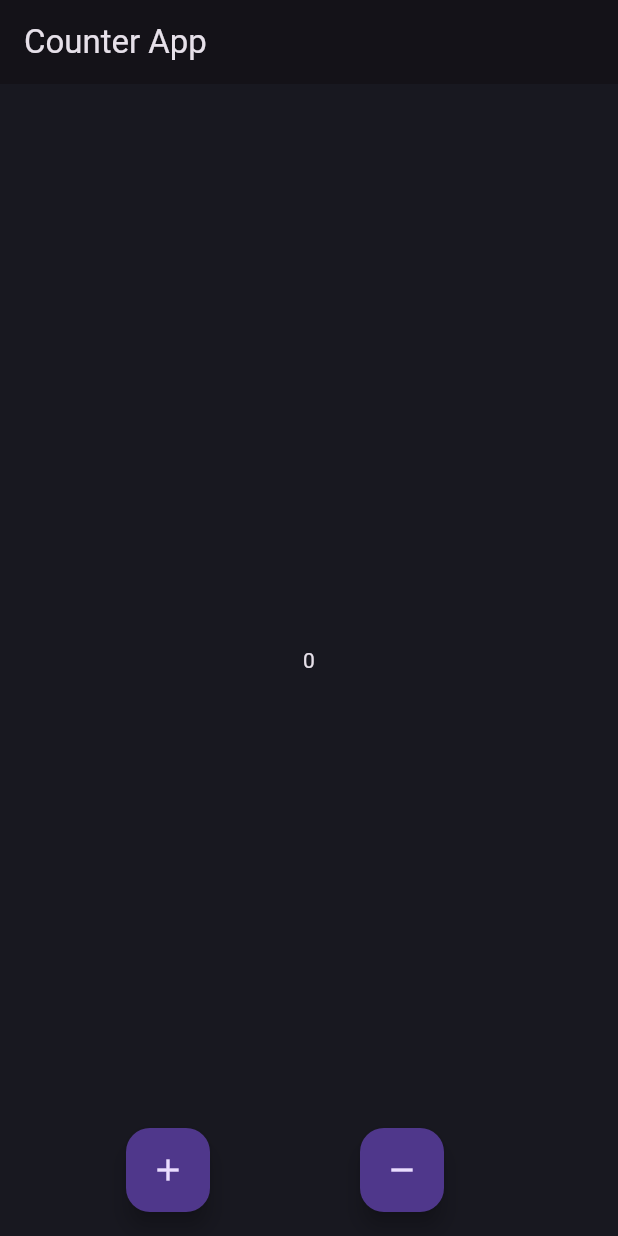
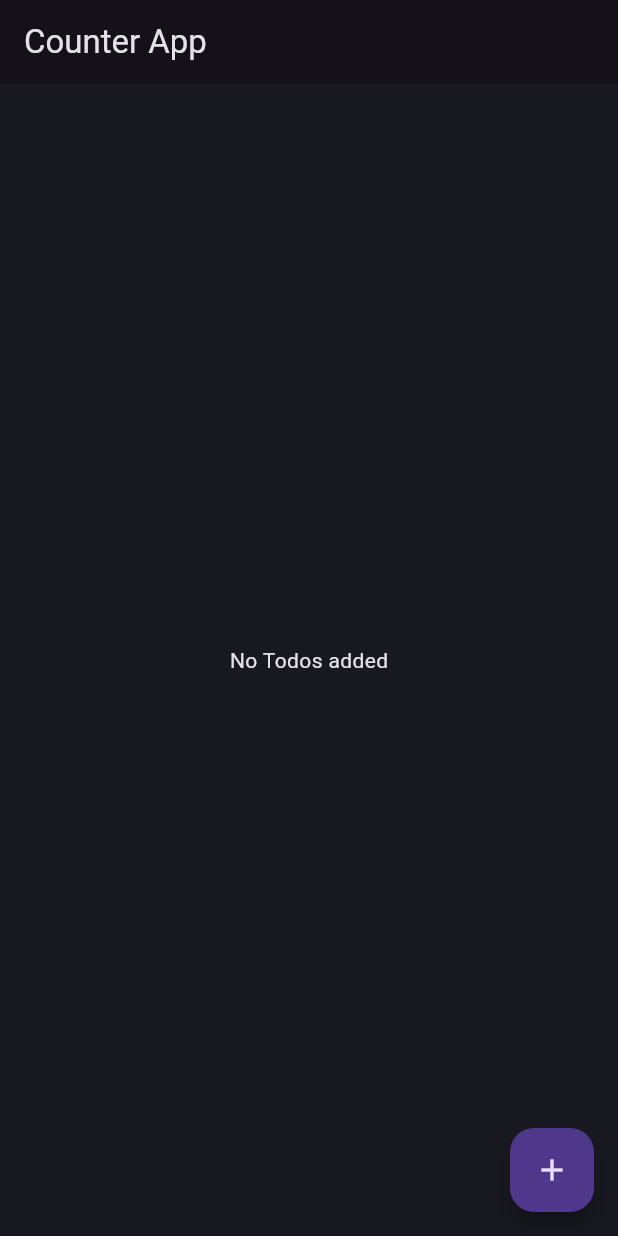
Before and after one commit to sroneez/flutter_bloc_tutorial, a Flutter app: the screen it shows after launch, on a phone screen of 412 x 824 dp. Run offline on Flutter 3.47's test engine with Material 3 defaults, Android fonts, the phone set to English and light mode, and no system bars; our stand-ins replace flutter_bloc, flutter_svg.

Commit message:
created a todo app using bloc

```diff
--- a/lib/bloc/counter_bloc.dart
+++ /dev/null
@@ -1,17 +0,0 @@
-import 'package:flutter_bloc/flutter_bloc.dart';
-import 'package:flutter_bloc_tutorial/bloc/counter_event.dart';
-import 'package:flutter_bloc_tutorial/bloc/counter_state.dart';
-
-class CounterBloc extends Bloc<CounterEvent, CounterState> {
-  CounterBloc() : super(CounterState(0)) {
-    on<IncrementEvent>((event, emit) {
-      emit(CounterState(state.counterValue + 1));
-    });
-
-    on<DecrementEvent>((event, emit) {
-      if (state.counterValue > 0) {
-        emit(CounterState(state.counterValue - 1));
-      }
-    });
-  }
-}
--- a/lib/bloc/counter_event.dart
+++ /dev/null
@@ -1,4 +0,0 @@
-abstract class CounterEvent{}
-
-class IncrementEvent extends CounterEvent{}
-class DecrementEvent extends CounterEvent{}
--- a/lib/bloc/counter_state.dart
+++ /dev/null
@@ -1,5 +0,0 @@
-class CounterState {
-  final int counterValue;
-
-  CounterState(this.counterValue);
-}
--- /dev/null
+++ b/lib/bloc/todo_bloc.dart
@@ -0,0 +1,18 @@
+import 'package:flutter_bloc/flutter_bloc.dart';
+import 'package:flutter_bloc_tutorial/bloc/todo_event.dart';
+import 'package:flutter_bloc_tutorial/bloc/todo_state.dart';
+import 'package:flutter_bloc_tutorial/models/todo_model.dart';
+
+class TodoBloc extends Bloc<TodoEvent, TodoState> {
+  TodoBloc() : super(TodoState(todos: [])) {
+    on<AddTodoEvent>((event, emit) {
+      final updatedTodo = List<Todo>.from(state.todos)..add(event.todo);
+      emit(TodoState(todos: updatedTodo));
+    });
+
+    on<RemoveTodoEvent>((event, emit) {
+      final updatedTodo = List<Todo>.from(state.todos)..removeAt(event.index);
+      emit(TodoState(todos: updatedTodo));
+    });
+  }
+}
--- /dev/null
+++ b/lib/bloc/todo_event.dart
@@ -0,0 +1,15 @@
+import '../models/todo_model.dart';
+
+abstract class TodoEvent {}
+
+class AddTodoEvent extends TodoEvent {
+  final Todo todo;
+
+  AddTodoEvent(this.todo);
+}
+
+class RemoveTodoEvent extends TodoEvent {
+  final int index;
+
+  RemoveTodoEvent(this.index);
+}
--- /dev/null
+++ b/lib/bloc/todo_state.dart
@@ -0,0 +1,7 @@
+import 'package:flutter_bloc_tutorial/models/todo_model.dart';
+
+class TodoState {
+  final List<Todo> todos;
+
+  TodoState({required this.todos});
+}
--- a/lib/cubit/todo_cubit.dart
+++ b/lib/cubit/todo_cubit.dart
@@ -1,3 +1,4 @@
+/*
 import 'package:flutter_bloc/flutter_bloc.dart';
 import 'package:flutter_bloc_tutorial/models/todo_model.dart';
 
@@ -22,3 +23,4 @@ class TodoCubit extends Cubit<List<Todo>> {
     print('Todo error --> $error');
   }
 }
+*/
--- a/lib/home_page.dart
+++ b/lib/home_page.dart
@@ -1,9 +1,8 @@
 import 'package:flutter/material.dart';
 import 'package:flutter_bloc/flutter_bloc.dart';
-import 'package:flutter_bloc_tutorial/bloc/counter_bloc.dart';
-import 'package:flutter_bloc_tutorial/bloc/counter_event.dart';
-
-import 'bloc/counter_state.dart';
+import 'package:flutter_bloc_tutorial/bloc/todo_bloc.dart';
+import 'package:flutter_bloc_tutorial/bloc/todo_event.dart';
+import 'package:flutter_bloc_tutorial/bloc/todo_state.dart';
 
 class HomePage extends StatefulWidget {
   const HomePage({super.key});
@@ -15,34 +14,55 @@ class HomePage extends StatefulWidget {
 class _HomePageState extends State<HomePage> {
   @override
   Widget build(BuildContext context) {
-    final counterBloc = context.read<CounterBloc>();
+    final counterBloc = context.read<TodoBloc>();
     return Scaffold(
       appBar: AppBar(title: Text('Counter App')),
-      body: Center(
-        child: BlocBuilder<CounterBloc, CounterState>(
-          builder: (context, state) {
-            return Text(state.counterValue.toString());
-          },
-        ),
+      body: BlocBuilder<TodoBloc, TodoState>(
+        builder: (context, state) {
+          if(state.todos.isEmpty){
+            return Center(child: Text('No Todos added'),);
+          }
+          return ListView.builder(
+            itemCount: state.todos.length,
+            itemBuilder: (context, index) {
+              final data = state.todos[index];
+              return ListTile(
+                title: Text(
+                  data.title,
+                  style: TextStyle(fontSize: 18, fontWeight: FontWeight.w600),
+                ),
+                subtitle: Column(
+                  crossAxisAlignment: CrossAxisAlignment.start,
+                  children: [
+                    Text(
+                      data.subTitle,
+                      style: TextStyle(fontSize: 15),
+                      textAlign: TextAlign.start,
+                    ),
+                    Text(
+                      data.createdAt.toString(),
+                      style: TextStyle(color: Colors.grey),
+                      textAlign: TextAlign.start,
+                    ),
+                  ],
+                ),
+                trailing: IconButton(
+                  onPressed: () {
+                    context.read<TodoBloc>().add(RemoveTodoEvent(index));
+                  },
+                  icon: Icon(Icons.delete,color: Colors.red,),
+                ),
+              );
+            },
+          );
+        },
       ),
-      floatingActionButton: Row(
-        mainAxisAlignment: MainAxisAlignment.spaceEvenly,
-        children: [
-          FloatingActionButton(
-            heroTag: 'increment',
-            onPressed: () {
-              counterBloc.add(IncrementEvent());
-            },
-            child: Icon(Icons.add),
-          ),
-          FloatingActionButton(
-            heroTag: 'decrement',
-            onPressed: () {
-              counterBloc.add(DecrementEvent());
-            },
-            child: Icon(Icons.remove),
-          ),
-        ],
+
+      floatingActionButton: FloatingActionButton(
+        onPressed: () {
+          Navigator.pushNamed(context, '/add-todo');
+        },
+        child: Icon(Icons.add),
       ),
     );
   }
--- a/lib/main.dart
+++ b/lib/main.dart
@@ -1,6 +1,7 @@
 import 'package:flutter/material.dart';
 import 'package:flutter_bloc/flutter_bloc.dart';
-import 'package:flutter_bloc_tutorial/bloc/counter_bloc.dart';
+import 'package:flutter_bloc_tutorial/add_todo_page.dart';
+import 'package:flutter_bloc_tutorial/bloc/todo_bloc.dart';
 import 'package:flutter_bloc_tutorial/home_page.dart';
 import 'package:flutter_bloc_tutorial/pallete.dart';
 
@@ -16,13 +17,15 @@ class MyApp extends StatelessWidget {
   @override
   Widget build(BuildContext context) {
     return BlocProvider(
-      create: (_) => CounterBloc(),
+      create: (_) => TodoBloc(),
       child: MaterialApp(
         title: 'Flutter Demo',
         theme: ThemeData.dark().copyWith(
           scaffoldBackgroundColor: Pallete.backgroundColor,
         ),
         home: const HomePage(),
+        initialRoute: '/',
+        routes: {'/add-todo': (context) => AddTodoPage()},
       ),
     );
   }
--- a/lib/models/todo_model.dart
+++ b/lib/models/todo_model.dart
@@ -1,6 +1,7 @@
-class Todo{
-  final String name;
+class Todo {
+  final String title;
+  final String subTitle;
   final DateTime createdAt;
 
-  Todo({required this.name,required this.createdAt});
+  Todo({required this.title, required this.subTitle, required this.createdAt});
 }
--- a/lib/todo_list.dart
+++ b/lib/todo_list.dart
@@ -1,3 +1,4 @@
+/*
 import 'package:flutter/material.dart';
 import 'package:flutter_bloc/flutter_bloc.dart';
 import 'package:flutter_bloc_tutorial/cubit/todo_cubit.dart';
@@ -36,3 +37,4 @@ class TodoList extends StatelessWidget {
     );
   }
 }
+*/
```
Also changed, not shown: lib/add_todo_page.dart (+25 -6 lines).
